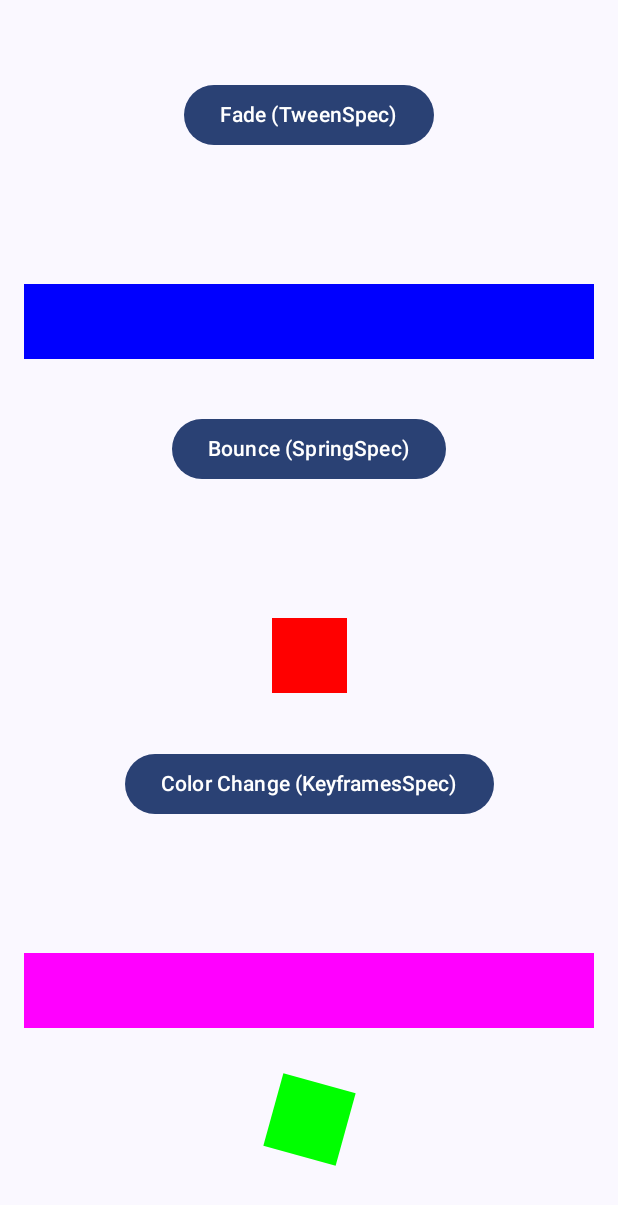
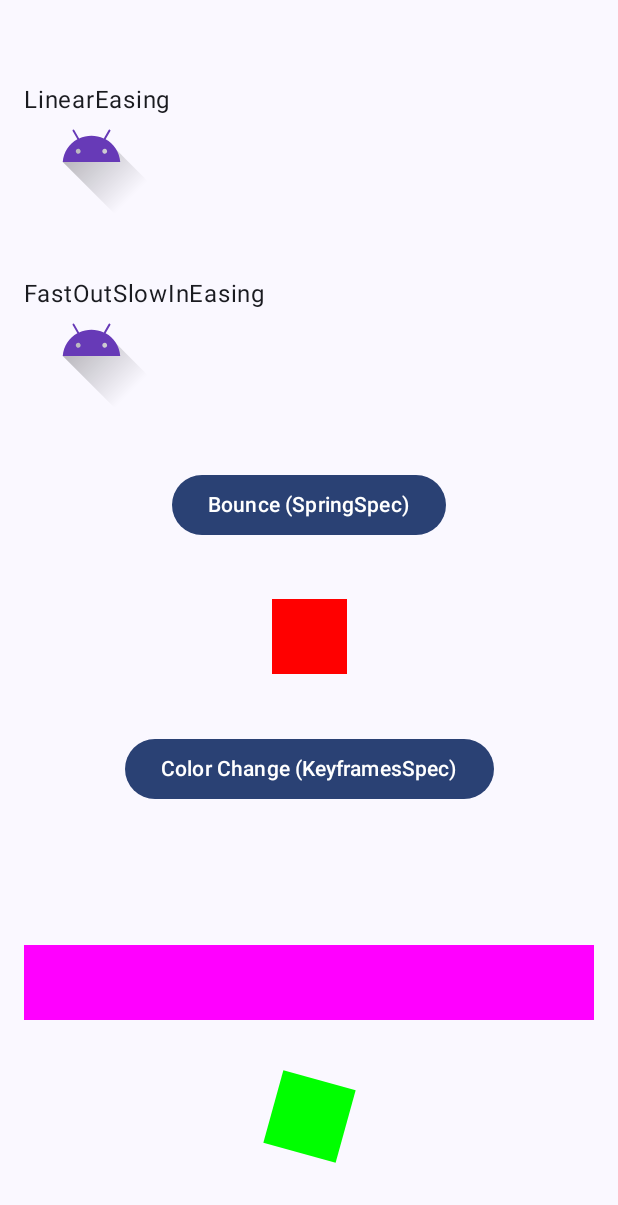
Before and after one commit to bekaweirdo/Animations, an Android app built with Jetpack Compose: the AnimatedSpecsAnimationActivity screen opened directly, with no data from a screen before it, on a phone screen of 412 x 824 dp. Shown: the top 1205 px of the screen. Run offline under Robolectric (Android 15) with nearby library versions, the light colour scheme and no system bars.

Commit message:
# Updated animations

```diff
--- a/app/src/main/java/com/bekka/animations/animated_specs/AnimatedSpecsAnimationActivity.kt
+++ b/app/src/main/java/com/bekka/animations/animated_specs/AnimatedSpecsAnimationActivity.kt
@@ -5,7 +5,9 @@ import androidx.activity.ComponentActivity
 import androidx.activity.compose.setContent
 import androidx.compose.animation.*
 import androidx.compose.animation.core.*
+import androidx.compose.foundation.Image
 import androidx.compose.foundation.background
+import androidx.compose.foundation.clickable
 import androidx.compose.foundation.layout.*
 import androidx.compose.material3.Button
 import androidx.compose.material3.MaterialTheme
@@ -14,10 +16,13 @@ import androidx.compose.material3.Text
 import androidx.compose.runtime.*
 import androidx.compose.ui.Alignment
 import androidx.compose.ui.Modifier
-import androidx.compose.ui.draw.alpha
 import androidx.compose.ui.graphics.Color
 import androidx.compose.ui.graphics.graphicsLayer
+import androidx.compose.ui.res.painterResource
+import androidx.compose.ui.unit.Dp
 import androidx.compose.ui.unit.dp
+import com.bekka.animations.R
+import com.bekka.animations.data.DataProvider.AndroidPosition
 import com.bekka.animations.ui.theme.AnimationsTheme
 
 class AnimatedSpecsAnimationActivity : ComponentActivity() {
@@ -30,42 +35,88 @@ class AnimatedSpecsAnimationActivity : ComponentActivity() {
                     modifier = Modifier.fillMaxSize(),
                     color = MaterialTheme.colorScheme.background
                 ) {
-                    AnimationSpecsDemo()
+                    Column(
+                        modifier = Modifier
+                            .fillMaxSize()
+                            .padding(16.dp),
+                        verticalArrangement = Arrangement.SpaceEvenly,
+                        horizontalAlignment = Alignment.CenterHorizontally
+                    ) {
+                        TweenSpecAnimationWithLinearEasing()
+                        TweenSpecAnimationWithFastOutSlowInEasing()
+                        SpringSpecAnimation()
+                        KeyframesSpecAnimation()
+                        InfiniteRepeatableSpecAnimation()
+                    }
                 }
             }
         }
     }
 }
+@Composable
+fun TweenSpecAnimationWithLinearEasing() {
 
-@Composable
-fun AnimationSpecsDemo() {
-    Column(
+    var androidIconState by remember { mutableStateOf(AndroidPosition.Start) }
+
+    val offsetAnimation: Dp by animateDpAsState(
+        targetValue = if (androidIconState == AndroidPosition.Start) 0.dp else 350.dp,
+        animationSpec = tween(durationMillis = 1500, easing = LinearEasing),
+        label = ""
+    )
+    Box(
         modifier = Modifier
-            .fillMaxSize()
-            .padding(16.dp),
-        verticalArrangement = Arrangement.SpaceEvenly,
-        horizontalAlignment = Alignment.CenterHorizontally
-    ) {
-        TweenSpecAnimation()
-        SpringSpecAnimation()
-        KeyframesSpecAnimation()
-        InfiniteRepeatableSpecAnimation()
+            .fillMaxWidth()
+            .wrapContentHeight()
+    )  {
+        Text(text = "LinearEasing")
+        Image(
+            painter = painterResource(R.drawable.ic_launcher_foreground),
+            contentDescription = null,
+            modifier = Modifier
+                .height(90.dp)
+                .absoluteOffset(x = offsetAnimation)
+                .clickable {
+                    androidIconState = when (androidIconState) {
+                        AndroidPosition.Start -> AndroidPosition.Finish
+                        AndroidPosition.Finish -> AndroidPosition.Start
+                    }
+                }
+        )
     }
+
 }
 
 @Composable
-fun TweenSpecAnimation() {
-    var visible by remember { mutableStateOf(true) }
-    val alpha by animateFloatAsState(
-        targetValue = if (visible) 1f else 0f,
-        animationSpec = tween(durationMillis = 1000), label = ""
+fun TweenSpecAnimationWithFastOutSlowInEasing() {
+
+    var androidIconState by remember { mutableStateOf(AndroidPosition.Start) }
+
+    val offsetAnimation: Dp by animateDpAsState(
+        targetValue = if (androidIconState == AndroidPosition.Start) 0.dp else 350.dp,
+        animationSpec = tween(durationMillis = 1000, easing = FastOutSlowInEasing),
+        label = ""
     )
+    Box(
+        modifier = Modifier
+            .fillMaxWidth()
+            .wrapContentHeight()
+    )  {
+        Text(text = "FastOutSlowInEasing")
+        Image(
+            painter = painterResource(R.drawable.ic_launcher_foreground),
+            contentDescription = null,
+            modifier = Modifier
+                .height(90.dp)
+                .absoluteOffset(x = offsetAnimation)
+                .clickable {
+                    androidIconState = when (androidIconState) {
+                        AndroidPosition.Start -> AndroidPosition.Finish
+                        AndroidPosition.Finish -> AndroidPosition.Start
+                    }
+                }
+        )
+    }
 
-    Button(onClick = { visible = !visible }) {
-        Text("Fade (TweenSpec)", color = Color.White)
-    }
-    Spacer(modifier = Modifier.height(16.dp))
-    Box(Modifier.fillMaxWidth().height(50.dp).alpha(alpha).background(Color.Blue))
 }
 
 @Composable
@@ -73,15 +124,21 @@ fun SpringSpecAnimation() {
     var expanded by remember { mutableStateOf(false) }
     val size by animateDpAsState(
         targetValue = if (expanded) 200.dp else 50.dp,
-        animationSpec = spring(dampingRatio = Spring.DampingRatioMediumBouncy, stiffness = Spring.StiffnessLow),
+        animationSpec = spring(
+            dampingRatio = Spring.DampingRatioMediumBouncy,
+            stiffness = Spring.StiffnessLow
+        ),
         label = ""
     )
 
     Button(onClick = { expanded = !expanded }) {
         Text("Bounce (SpringSpec)", color = Color.White)
     }
-    Spacer(modifier = Modifier.height(16.dp))
-    Box(Modifier.width(size).height(50.dp).background(Color.Red))
+    Box(
+        Modifier
+            .width(size)
+            .height(50.dp)
+            .background(Color.Red))
 }
 
 @Composable
@@ -100,12 +157,18 @@ fun KeyframesSpecAnimation() {
         Text("Color Change (KeyframesSpec)", color = Color.White)
     }
     Spacer(modifier = Modifier.height(16.dp))
-    Box(Modifier.fillMaxWidth().height(50.dp).background(color))
+    Box(
+        Modifier
+            .fillMaxWidth()
+            .height(50.dp)
+            .background(color))
 }
 
 @Composable
 fun InfiniteRepeatableSpecAnimation() {
-    val infiniteTransition = rememberInfiniteTransition()
+    val infiniteTransition = rememberInfiniteTransition(
+        label = "infiniteTransition"
+    )
     val angle by infiniteTransition.animateFloat(
         initialValue = 0f,
         targetValue = 360f,
--- a/app/src/main/java/com/bekka/animations/data/DataProvider.kt
+++ b/app/src/main/java/com/bekka/animations/data/DataProvider.kt
@@ -38,4 +38,8 @@ object DataProvider {
         AnimationModel(icon = Icons.Outlined.Favorite, option = VECTOR_BASED_ANIMATION),
         AnimationModel(icon = Icons.Outlined.List, option = GESTURE_ANIMATION)
     )
+
+    enum class AndroidPosition {
+        Start, Finish
+    }
 }
--- a/app/src/main/java/com/bekka/animations/value_based_animation/ValueBasedAnimationActivity.kt
+++ b/app/src/main/java/com/bekka/animations/value_based_animation/ValueBasedAnimationActivity.kt
@@ -46,6 +46,7 @@ import androidx.compose.ui.unit.Dp
 import androidx.compose.ui.unit.dp
 import androidx.compose.ui.unit.sp
 import com.bekka.animations.R
+import com.bekka.animations.data.DataProvider.AndroidPosition
 import com.bekka.animations.ui.theme.AnimationsTheme
 
 class ValueBasedAnimationActivity : ComponentActivity() {
@@ -158,9 +159,6 @@ fun ColorAnimationExample() {
     }
 }
 
-enum class AndroidPosition {
-    Start, Finish
-}
 @Composable
 fun DpAnimationExample() {
 
```
Also changed, not shown: app/src/main/java/com/bekka/animations/animated_visibility/AnimatedVisibilityActivity.kt (+44 -34 lines).
